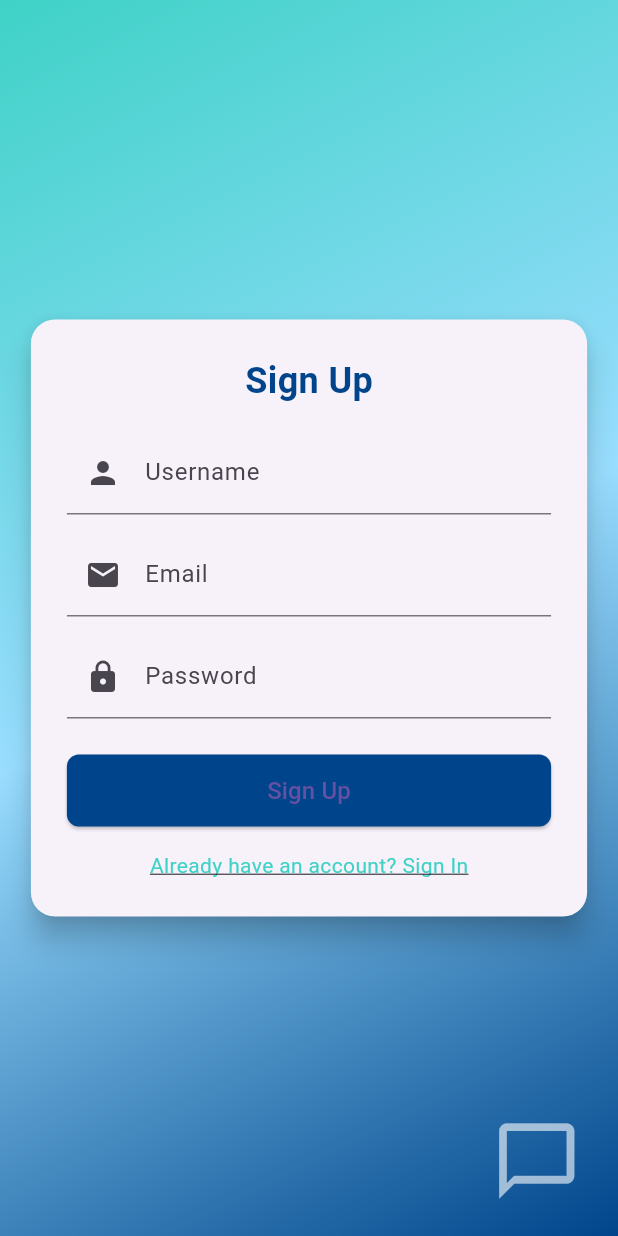
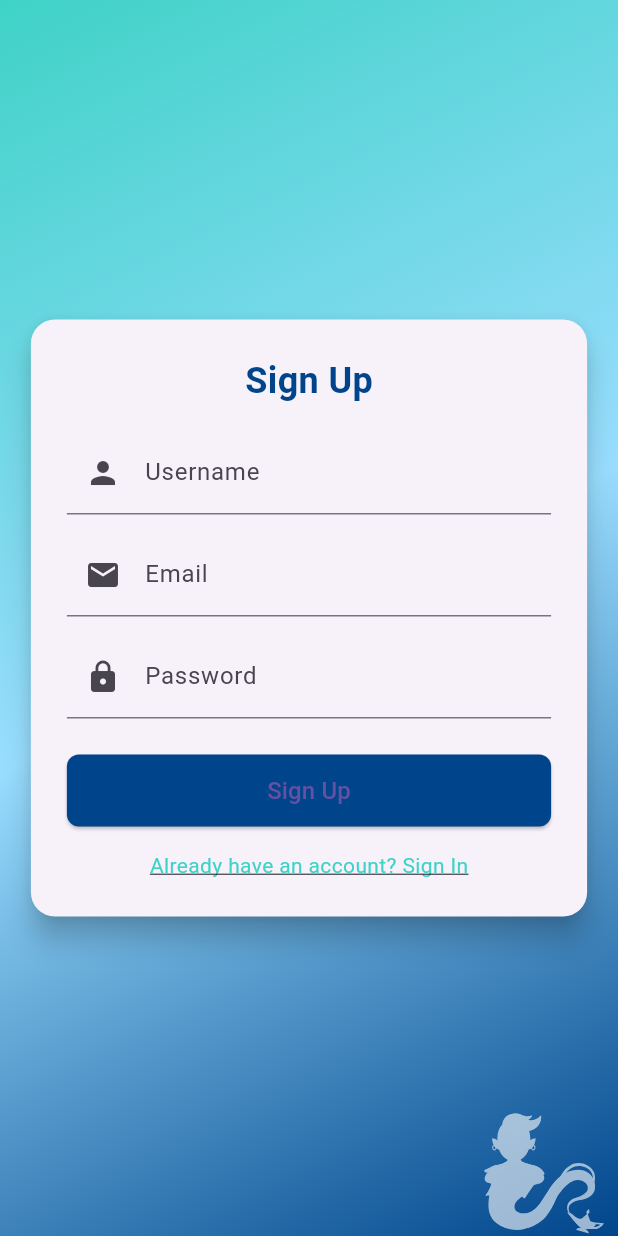
Before and after one commit to bansalmohit123/InsightMate-Application, a Flutter app: the screen it shows after launch, on a phone screen of 412 x 824 dp. Run offline on Flutter 3.47's test engine with Material 3 defaults, Android fonts, the light colour scheme and no system bars; our stand-ins replace file_picker, flutter_svg, shared_preferences.

Commit message:
Add flutter_svg dependency, update asset paths, and refactor session handling in ChatService

```diff
--- a/lib/chat/chatbot_form.dart
+++ b/lib/chat/chatbot_form.dart
@@ -232,7 +232,7 @@ class _ChatbotDetailPageState extends State<ChatbotDetailPage> {
                                       MaterialPageRoute(
                                         builder: (context) => ChatScreen(
                                             sessionTitle:
-                                                session["title"] ?? "Untitled"),
+                                                session["title"] ?? "Untitled",id:session["id"],option:widget.option),
                                       ),
                                     );
                                   },
--- a/lib/chat/sessionService.dart
+++ b/lib/chat/sessionService.dart
@@ -43,11 +43,12 @@ class Sessionservice {
         List<dynamic> jsonResponse = json.decode(response.body);
         debugPrint("Query Successful: $jsonResponse");
 
-        // Convert API response to List of Map<String, String>
+
         List<Map<String, dynamic>> sessions = jsonResponse.map((item) {
           return {
             "title": item["title"] ?? "No Title",
             "description": item["description"] ?? "No Description",
+            "id": item["id"] ?? "No ID",
           };
         }).toList();
 
--- a/lib/forms/chat_service.dart
+++ b/lib/forms/chat_service.dart
@@ -84,7 +84,7 @@ class ChatService {
    Future<void> QueryFile({
       required BuildContext context,
       required String question,
-      required int fileId,
+      required String documentId,
       required void Function(String success) callback,
    }) async {
       final response = await http.post(
@@ -94,7 +94,7 @@ class ChatService {
         },
         body: jsonEncode(<String, dynamic>{
           'question': question,
-          'documentId': fileId,
+          'documentId': documentId,
         }),
       );
 
--- a/lib/routes.dart
+++ b/lib/routes.dart
@@ -14,7 +14,7 @@ Route<dynamic> generateRoute(RouteSettings routeSettings) {
       return MaterialPageRoute(builder: (context) => const DashboardPage());
     case ChatScreen.routeName:
       final args = routeSettings.arguments as Map<String, dynamic>;
-      return MaterialPageRoute(builder: (context) => ChatScreen(sessionTitle: args['sessionTitle']));
+      return MaterialPageRoute(builder: (context) => ChatScreen(sessionTitle: args['sessionTitle'],id: args['id'],option: args['option'],));
     default :
       return MaterialPageRoute(builder: (context) => const Scaffold(
         body: Center(
--- a/lib/utils.dart
+++ b/lib/utils.dart
@@ -1,34 +1,130 @@
+// import 'package:flutter/material.dart';
+
+// // Define your custom colors.
+// const Color color1 = Color(0xFF3FD2C7);
+// const Color color2 = Color(0xFF99DDFF);
+// const Color color3 = Color(0xFF00458B);
+
+// /// Animated ChatBot icon widget.
+// class ChatBotAnimation extends StatefulWidget {
+//   const ChatBotAnimation({super.key});
+
+//   @override
+//   // ignore: library_private_types_in_public_api
+//   _ChatBotAnimationState createState() => _ChatBotAnimationState();
+// }
+
+// class _ChatBotAnimationState extends State<ChatBotAnimation>
+//     with SingleTickerProviderStateMixin {
+//   late AnimationController _controller;
+//   late Animation<Offset> _animation;
+
+//   @override
+//   void initState() {
+//     super.initState();
+//     _controller = AnimationController(
+//       duration: const Duration(seconds: 5),
+//       vsync: this,
+//     )..repeat(reverse: true);
+//     _animation = Tween<Offset>(
+//       begin: const Offset(-0.05, 0.0),
+//       end: const Offset(0.05, 0.0),
+//     ).animate(CurvedAnimation(parent: _controller, curve: Curves.easeInOut));
+//   }
+
+//   @override
+//   void dispose() {
+//     _controller.dispose();
+//     super.dispose();
+//   }
+
+//   @override
+//   Widget build(BuildContext context) {
+//     return SlideTransition(
+//       position: _animation,
+//       child: Align(
+//         alignment: Alignment.bottomRight,
+//         child: Padding(
+//           padding: const EdgeInsets.all(20.0),
+//           child: Icon(
+//             Icons.chat_bubble_outline,
+//             size: 60,
+//             color: Colors.white.withOpacity(0.6),
+//           ),
+//         ),
+//       ),
+//     );
+//   }
+// }
+
+// /// A common background widget with a gradient and chat bot animation.
+// class GradientBackground extends StatelessWidget {
+//   final Widget child;
+
+//   const GradientBackground({super.key, required this.child});
+
+//   @override
+//   Widget build(BuildContext context) {
+//     return Container(
+//       decoration: const BoxDecoration(
+//         gradient: LinearGradient(
+//           colors: [color1, color2, color3],
+//           begin: Alignment.topLeft,
+//           end: Alignment.bottomRight,
+//         ),
+//       ),
+//       child: Stack(
+//         children: [
+//           child,
+//           const ChatBotAnimation(),
+//         ],
+//       ),
+//     );
+//   }
+// }
 import 'package:flutter/material.dart';
+import 'package:flutter_svg/flutter_svg.dart';
 
-// Define your custom colors.
+// Define custom colors.
 const Color color1 = Color(0xFF3FD2C7);
 const Color color2 = Color(0xFF99DDFF);
 const Color color3 = Color(0xFF00458B);
 
-/// Animated ChatBot icon widget.
+/// Animated ChatBot widget with bouncing and glowing effects.
 class ChatBotAnimation extends StatefulWidget {
   const ChatBotAnimation({super.key});
 
   @override
-  // ignore: library_private_types_in_public_api
   _ChatBotAnimationState createState() => _ChatBotAnimationState();
 }
 
 class _ChatBotAnimationState extends State<ChatBotAnimation>
     with SingleTickerProviderStateMixin {
   late AnimationController _controller;
-  late Animation<Offset> _animation;
+  late Animation<double> _scaleAnimation;
+  late Animation<double> _opacityAnimation;
+  late Animation<Offset> _positionAnimation;
 
   @override
   void initState() {
     super.initState();
+
     _controller = AnimationController(
-      duration: const Duration(seconds: 5),
+      duration: const Duration(seconds: 3),
       vsync: this,
     )..repeat(reverse: true);
-    _animation = Tween<Offset>(
-      begin: const Offset(-0.05, 0.0),
-      end: const Offset(0.05, 0.0),
+
+    _scaleAnimation = Tween<double>(begin: 1.0, end: 1.1).animate(
+      CurvedAnimation(parent: _controller, curve: Curves.easeInOut),
+    );
+
+    _opacityAnimation = Tween<double>(begin: 0.6, end: 1.0).animate(
+      CurvedAnimation(parent: _controller, curve: Curves.easeInOut),
+    );
+
+    _positionAnimation = Tween<Offset>(
+      begin: const Offset(0.0, 0.02),
+      end: const Offset(0.0, -0.02),
     ).animate(CurvedAnimation(parent: _controller, curve: Curves.easeInOut));
   }
 
@@ -41,15 +137,24 @@ class _ChatBotAnimationState extends State<ChatBotAnimation>
   @override
   Widget build(BuildContext context) {
     return SlideTransition(
-      position: _animation,
-      child: Align(
-        alignment: Alignment.bottomRight,
-        child: Padding(
-          padding: const EdgeInsets.all(20.0),
-          child: Icon(
-            Icons.chat_bubble_outline,
-            size: 60,
-            color: Colors.white.withOpacity(0.6),
+      position: _positionAnimation,
+      child: ScaleTransition(
+        scale: _scaleAnimation,
+        child: Align(
+          alignment: Alignment.bottomRight,
+          child: Padding(
+            padding: const EdgeInsets.all(20.0),
+            child: Opacity(
+              opacity: _opacityAnimation.value,
+              child: SvgPicture.asset(
+                "assets/chatbot.svg", // ✅ Use your chatbot SVG image
+                height: 80,
+                colorFilter: const ColorFilter.mode(
+                  Colors.white, // Adjust color if needed
+                  BlendMode.srcIn,
+                ),
+              ),
+            ),
           ),
         ),
       ),
@@ -57,7 +162,7 @@ class _ChatBotAnimationState extends State<ChatBotAnimation>
   }
 }
 
-/// A common background widget with a gradient and chat bot animation.
+/// Gradient background with chatbot animation.
 class GradientBackground extends StatelessWidget {
   final Widget child;
 
```
Also changed, not shown: lib/chat/chat_Screen.dart (+48 -4 lines), pubspec.yaml (+5 -3 lines), assets/chatbot.svg (added), pubspec.lock.
